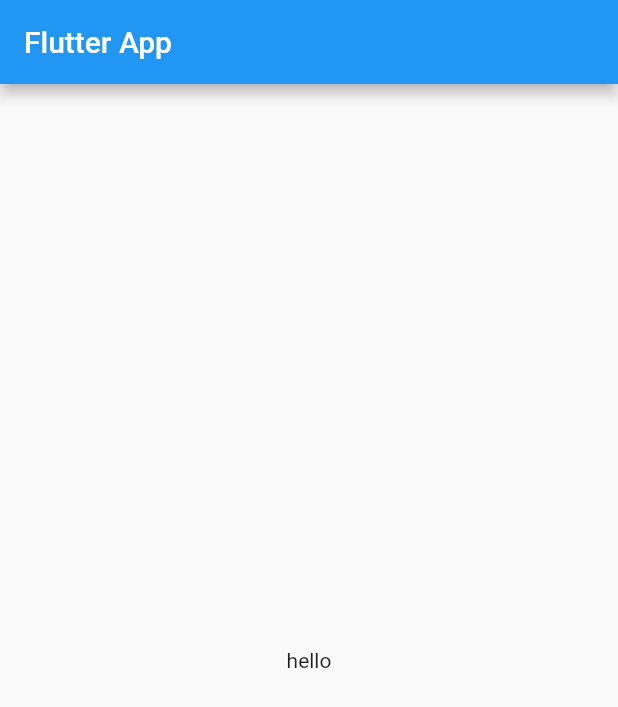
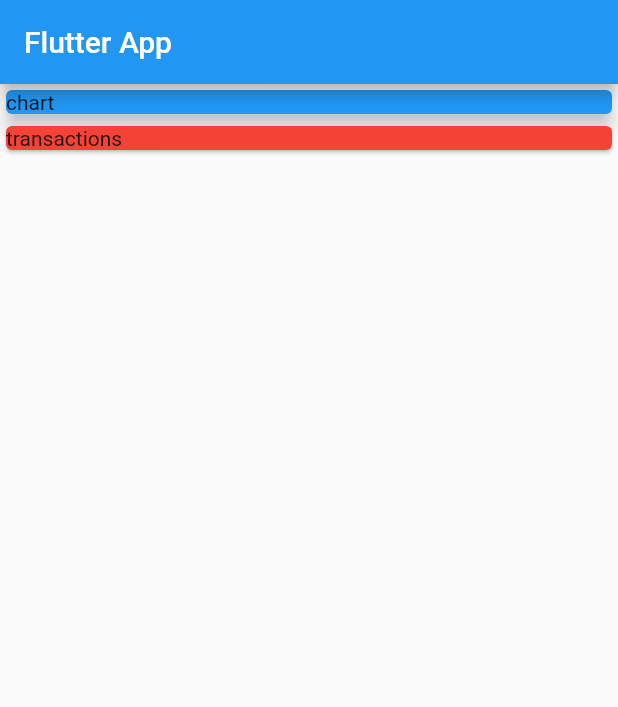
Before and after one commit to fiend361/flutter-personal-expenses-app, a Flutter app: the screen it shows after launch, on a phone screen of 412 x 824 dp. Shown: the top 707 px of the screen. Run offline on Flutter 3.47's test engine with Material 2 defaults, Android fonts, the phone set to English and light mode, and no system bars.

Commit message:
update ui

```diff
--- a/lib/main.dart
+++ b/lib/main.dart
@@ -11,15 +11,6 @@ class MyApp extends StatelessWidget {
     return MaterialApp(
       title: 'Flutter Demo',
       theme: ThemeData(
-        // This is the theme of your application.
-        //
-        // Try running your application with "flutter run". You'll see the
-        // application has a blue toolbar. Then, without quitting the app, try
-        // changing the primarySwatch below to Colors.green and then invoke
-        // "hot reload" (press "r" in the console where you ran "flutter run",
-        // or simply save your changes to "hot reload" in a Flutter IDE).
-        // Notice that the counter didn't reset back to zero; the application
-        // is not restarted.
         primarySwatch: Colors.blue,
       ),
       home: MyHomePage(),
@@ -34,8 +25,23 @@ class MyHomePage extends StatelessWidget {
       appBar: AppBar(
         title: Text('Flutter App'),
       ),
-      body: Center(
-        child: Text('hello'),
+      body: Column(
+        mainAxisAlignment: MainAxisAlignment.start,
+        crossAxisAlignment: CrossAxisAlignment.stretch,
+        children: <Widget>[
+          Container(
+            width: double.infinity,
+            child: Card(
+              color: Colors.blue,
+              child: Text('chart'),
+              elevation: 5,
+            ),
+          ),
+          Card(
+            color: Colors.red,
+            child: Text('transactions'),
+          )
+        ],
       ),
     );
   }
```
